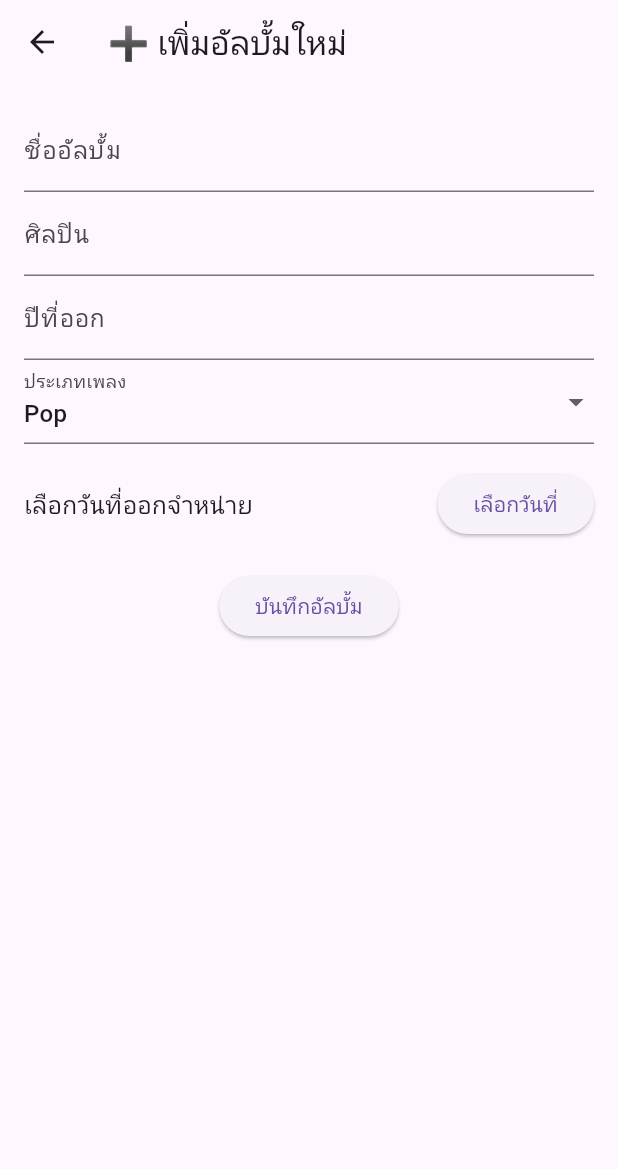
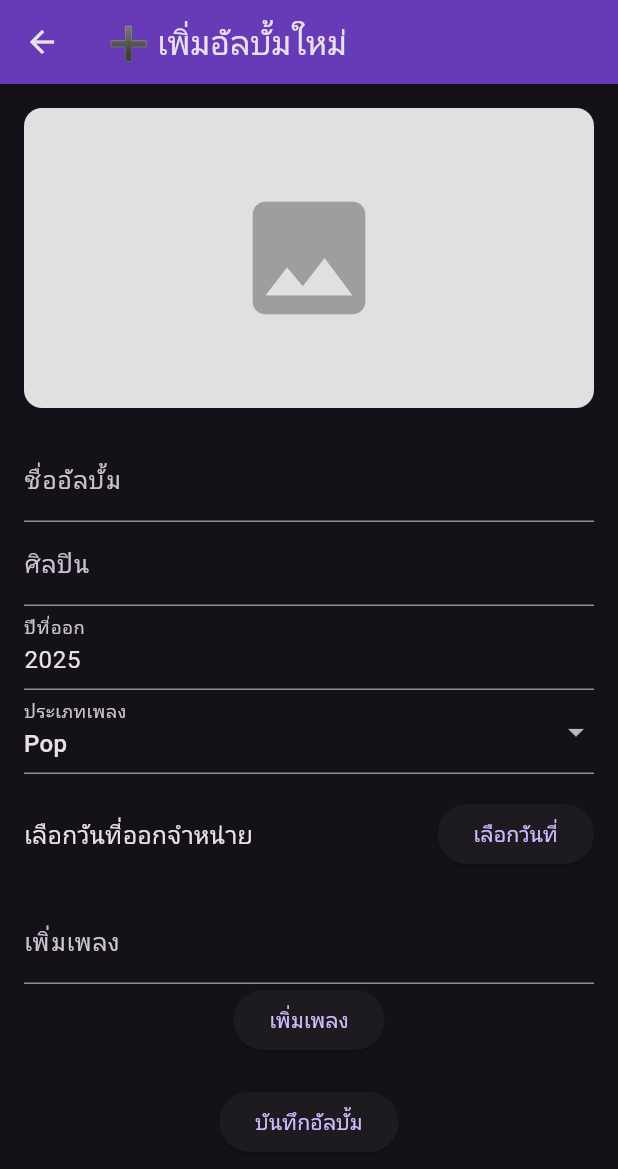
Before and after one commit to chawanpty/musicalbum_app, a Flutter app: the screen it shows after launch, after a tap on the "add" icon, on a phone screen of 412 x 824 dp. Shown: the top 1169 px of the screen. Run offline on Flutter 3.47's test engine with Material 3 defaults, Android fonts, the phone set to English and light mode, and no system bars; our stand-ins replace image_picker.

Commit message:
Music Album

```diff
--- a/lib/add_page.dart
+++ b/lib/add_page.dart
@@ -1,16 +1,25 @@
 import 'package:flutter/material.dart';
+import 'package:image_picker/image_picker.dart';
+import 'dart:io';
 import 'album.dart';
 
 class AddPage extends StatefulWidget {
+  const AddPage({super.key});
+
   @override
   _AddPageState createState() => _AddPageState();
 }
 
 class _AddPageState extends State<AddPage> {
   final _formKey = GlobalKey<FormState>();
+  final TextEditingController _songController = TextEditingController();
+  final List<String> _songs = [];
+  File? _selectedImage;
+  bool _isPickingImage = false; // 🔹 ตัวแปรป้องกันการเรียกซ้ำ
+
   String _name = '';
   String _artist = '';
-  int _year = DateTime.now().year;
+  final int _year = DateTime.now().year;
   String _genre = 'Pop';
   DateTime? _releaseDate;
 
@@ -30,53 +39,109 @@ class _AddPageState extends State<AddPage> {
     }
   }
 
+  void _addSong() {
+    if (_songController.text.isNotEmpty) {
+      setState(() {
+        _songs.add(_songController.text);
+        _songController.clear();
+      });
+    }
+  }
+
+  Future<void> _pickImage() async {
+    if (_isPickingImage) return; // 🔹 ป้องกันการเรียกซ้ำ
+    _isPickingImage = true;
+
+    final ImagePicker picker = ImagePicker();
+    final XFile? pickedFile = await picker.pickImage(
+      source: ImageSource.gallery,
+    );
+
+    if (pickedFile != null) {
+      setState(() {
+        _selectedImage = File(pickedFile.path);
+      });
+    }
+
+    _isPickingImage = false; // 🔹 รีเซ็ตสถานะหลังจากเลือกรูปเสร็จ
+  }
+
   @override
   Widget build(BuildContext context) {
     return Scaffold(
-      appBar: AppBar(title: Text('➕ เพิ่มอัลบั้มใหม่')),
+      appBar: AppBar(
+        title: const Text('➕ เพิ่มอัลบั้มใหม่'),
+        backgroundColor: Colors.deepPurple,
+      ),
       body: Padding(
-        padding: EdgeInsets.all(16.0),
+        padding: const EdgeInsets.all(16.0),
         child: Form(
           key: _formKey,
+          child: SingleChildScrollView(
             child: Column(
               children: [
+                GestureDetector(
+                  onTap: _pickImage,
+                  child:
+                      _selectedImage != null
+                          ? ClipRRect(
+                            borderRadius: BorderRadius.circular(12),
+                            child: Image.file(
+                              _selectedImage!,
+                              height: 200,
+                              width: double.infinity,
+                              fit: BoxFit.cover,
+                            ),
+                          )
+                          : Container(
+                            height: 200,
+                            width: double.infinity,
+                            decoration: BoxDecoration(
+                              color: Colors.grey[300],
+                              borderRadius: BorderRadius.circular(12),
+                            ),
+                            child: const Center(
+                              child: Icon(
+                                Icons.image,
+                                size: 100,
+                                color: Colors.grey,
+                              ),
+                            ),
+                          ),
+                ),
+                const SizedBox(height: 20),
                 TextFormField(
-                decoration: InputDecoration(labelText: 'ชื่ออัลบั้ม'),
+                  decoration: const InputDecoration(labelText: 'ชื่ออัลบั้ม'),
                   validator:
                       (value) => value!.isEmpty ? 'กรุณากรอกชื่ออัลบั้ม' : null,
                   onSaved: (value) => _name = value!,
                 ),
                 TextFormField(
-                decoration: InputDecoration(labelText: 'ศิลปิน'),
+                  decoration: const InputDecoration(labelText: 'ศิลปิน'),
                   validator:
                       (value) => value!.isEmpty ? 'กรุณากรอกชื่อศิลปิน' : null,
                   onSaved: (value) => _artist = value!,
                 ),
                 TextFormField(
-                decoration: InputDecoration(labelText: 'ปีที่ออก'),
+                  decoration: const InputDecoration(labelText: 'ปีที่ออก'),
                   keyboardType: TextInputType.number,
-                validator: (value) {
-                  if (value!.isEmpty) return 'กรุณากรอกปีที่ออก';
-                  int? year = int.tryParse(value);
-                  if (year == null ||
-                      year < 1900 ||
-                      year > DateTime.now().year) {
-                    return 'ปีที่ออกไม่ถูกต้อง';
-                  }
-                  return null;
-                },
-                onSaved: (value) => _year = int.parse(value!),
+                  initialValue: _year.toString(),
+                  readOnly: true,
                 ),
                 DropdownButtonFormField(
-                decoration: InputDecoration(labelText: 'ประเภทเพลง'),
+                  decoration: const InputDecoration(labelText: 'ประเภทเพลง'),
                   value: _genre,
                   items:
                       genres.map((genre) {
-                      return DropdownMenuItem(value: genre, child: Text(genre));
+                        return DropdownMenuItem(
+                          value: genre,
+                          child: Text(genre),
+                        );
                       }).toList(),
-                onChanged: (value) => setState(() => _genre = value.toString()),
+                  onChanged:
+                      (value) => setState(() => _genre = value.toString()),
                 ),
-              SizedBox(height: 16),
+                const SizedBox(height: 16),
                 Row(
                   mainAxisAlignment: MainAxisAlignment.spaceBetween,
                   children: [
@@ -84,17 +149,27 @@ class _AddPageState extends State<AddPage> {
                       _releaseDate == null
                           ? 'เลือกวันที่ออกจำหน่าย'
                           : 'วันที่ออก: ${_releaseDate!.day}/${_releaseDate!.month}/${_releaseDate!.year}',
-                    style: TextStyle(fontSize: 16),
+                      style: const TextStyle(fontSize: 16),
                     ),
                     ElevatedButton(
                       onPressed: () => _selectDate(context),
-                    child: Text('เลือกวันที่'),
+                      child: const Text('เลือกวันที่'),
                     ),
                   ],
                 ),
-              SizedBox(height: 20),
+                const SizedBox(height: 20),
+                TextFormField(
+                  controller: _songController,
+                  decoration: const InputDecoration(labelText: "เพิ่มเพลง"),
+                ),
                 ElevatedButton(
-                child: Text('บันทึกอัลบั้ม'),
+                  onPressed: _addSong,
+                  child: const Text("เพิ่มเพลง"),
+                ),
+                Column(children: _songs.map((song) => Text(song)).toList()),
+                const SizedBox(height: 20),
+                ElevatedButton(
+                  child: const Text('บันทึกอัลบั้ม'),
                   onPressed: () {
                     if (_formKey.currentState!.validate()) {
                       _formKey.currentState!.save();
@@ -106,6 +181,8 @@ class _AddPageState extends State<AddPage> {
                           _year,
                           _genre,
                           _releaseDate ?? DateTime.now(),
+                          _songs.isNotEmpty ? _songs : [],
+                          _selectedImage?.path ?? '',
                         ),
                       );
                     }
@@ -115,6 +192,7 @@ class _AddPageState extends State<AddPage> {
             ),
           ),
         ),
+      ),
     );
   }
 }
--- a/lib/album.dart
+++ b/lib/album.dart
@@ -1,9 +1,19 @@
 class Album {
-  String name;
-  String artist;
-  int year;
-  String genre;
-  DateTime releaseDate; // ✅ เพิ่มฟิลด์นี้
+  final String name;
+  final String artist;
+  final int year;
+  final String genre;
+  final DateTime releaseDate;
+  final List<String> songs;
+  final String coverUrl; // ✅ เพิ่มปกอัลบั้ม
 
-  Album(this.name, this.artist, this.year, this.genre, this.releaseDate);
+  Album(
+    this.name,
+    this.artist,
+    this.year,
+    this.genre,
+    this.releaseDate,
+    List<String>? songs,
+    this.coverUrl,
+  ) : songs = songs ?? [];
 }
--- a/lib/main.dart
+++ b/lib/main.dart
@@ -1,18 +1,22 @@
 import 'package:flutter/material.dart';
 import 'add_page.dart';
 import 'album.dart';
+import 'album_detail_screen.dart';
+import 'dart:io';
 
 void main() {
-  runApp(AlbumApp());
+  runApp(const AlbumApp());
 }
 
 class AlbumApp extends StatefulWidget {
+  const AlbumApp({Key? key}) : super(key: key);
+
   @override
   _AlbumAppState createState() => _AlbumAppState();
 }
 
 class _AlbumAppState extends State<AlbumApp> {
-  List<Album> albums = [];
+  final List<Album> albums = [];
 
   void addAlbum(Album album) {
     setState(() {
@@ -30,6 +34,7 @@ class _AlbumAppState extends State<AlbumApp> {
   Widget build(BuildContext context) {
     return MaterialApp(
       debugShowCheckedModeBanner: false,
+      theme: ThemeData.dark(),
       home: HomePage(
         albums: albums,
         addAlbum: addAlbum,
@@ -44,7 +49,8 @@ class HomePage extends StatelessWidget {
   final Function addAlbum;
   final Function deleteAlbum;
 
-  HomePage({
+  const HomePage({
+    super.key,
     required this.albums,
     required this.addAlbum,
     required this.deleteAlbum,
@@ -53,49 +59,109 @@ class HomePage extends StatelessWidget {
   @override
   Widget build(BuildContext context) {
     return Scaffold(
-      appBar: AppBar(title: Text('🎵 อัลบั้มเพลงของฉัน')),
-      body:
-          albums.isEmpty
-              ? Center(
-                child: Text(
-                  'ยังไม่มีอัลบั้มเพลง',
-                  style: TextStyle(fontSize: 18),
+      appBar: AppBar(
+        title: const Text('🎵 อัลบั้มเพลงของฉัน'),
+        backgroundColor: Colors.deepPurple,
+      ),
+      body: albums.isEmpty
+          ? const Center(
+              child: Text(
+                'ยังไม่มีอัลบั้มเพลง',
+                style: TextStyle(fontSize: 18),
+              ),
+            )
+          : Padding(
+              padding: const EdgeInsets.all(10),
+              child: GridView.builder(
+                gridDelegate: const SliverGridDelegateWithFixedCrossAxisCount(
+                  crossAxisCount: 2,
+                  childAspectRatio: 0.7,
+                  crossAxisSpacing: 10,
+                  mainAxisSpacing: 10,
                 ),
-              )
-              : ListView.builder(
                 itemCount: albums.length,
                 itemBuilder: (context, index) {
-                  return Dismissible(
-                    key: Key(albums[index].name),
-                    onDismissed: (direction) => deleteAlbum(index),
-                    background: Container(
-                      color: Colors.red,
-                      child: Icon(Icons.delete, color: Colors.white),
-                    ),
-                    child: ListTile(
-                      title: Text(
-                        albums[index].name,
-                        style: TextStyle(
-                          fontSize: 18,
-                          fontWeight: FontWeight.bold,
+                  return GestureDetector(
+                    onTap: () {
+                      Navigator.push(
+                        context,
+                        MaterialPageRoute(
+                          builder: (context) => AlbumDetailScreen(
+                            album: albums[index],
+                            deleteAlbum: () => deleteAlbum(index),
+                          ),
                         ),
+                      );
+                    },
+                    child: Card(
+                      color: Colors.deepPurpleAccent,
+                      shape: RoundedRectangleBorder(
+                        borderRadius: BorderRadius.circular(12),
                       ),
-                      subtitle: Text(
-                        'ศิลปิน: ${albums[index].artist} | ปี: ${albums[index].year}\n'
-                        'ประเภท: ${albums[index].genre} | วันที่ออก: ${albums[index].releaseDate.day}/${albums[index].releaseDate.month}/${albums[index].releaseDate.year}',
+                      child: Column(
+                        children: [
+                          Expanded(
+                            child: albums[index].coverUrl.isNotEmpty &&
+                                    File(albums[index].coverUrl).existsSync()
+                                ? ClipRRect(
+                                    borderRadius: const BorderRadius.only(
+                                      topLeft: Radius.circular(12),
+                                      topRight: Radius.circular(12),
+                                    ),
+                                    child: Image.file(
+                                      File(albums[index].coverUrl),
+                                      width: double.infinity,
+                                      fit: BoxFit.cover,
+                                    ),
+                                  )
+                                : const Icon(
+                                    Icons.album,
+                                    size: 80,
+                                    color: Colors.white,
+                                  ),
+                          ),
+                          Padding(
+                            padding: const EdgeInsets.all(8.0),
+                            child: Column(
+                              children: [
+                                Text(
+                                  albums[index].name,
+                                  style: const TextStyle(
+                                    fontSize: 16,
+                                    fontWeight: FontWeight.bold,
+                                    color: Colors.white,
+                                  ),
+                                  textAlign: TextAlign.center,
+                                ),
+                                Text(
+                                  albums[index].artist,
+                                  style: const TextStyle(
+                                    fontSize: 14,
+                                    color: Colors.white70,
+                                  ),
+                                  textAlign: TextAlign.center,
+                                ),
+                              ],
+                            ),
+                          ),
+                        ],
                       ),
                     ),
                   );
                 },
               ),
+            ),
       floatingActionButton: FloatingActionButton(
-        child: Icon(Icons.add),
+        child: const Icon(Icons.add),
+        backgroundColor: Colors.deepPurple,
         onPressed: () async {
           final newAlbum = await Navigator.push(
             context,
-            MaterialPageRoute(builder: (context) => AddPage()),
+            MaterialPageRoute(builder: (context) => const AddPage()),
           );
-          if (newAlbum != null) addAlbum(newAlbum);
+          if (newAlbum != null) {
+            addAlbum(newAlbum as Album);
+          }
         },
       ),
     );
--- a/pubspec.yaml
+++ b/pubspec.yaml
@@ -34,6 +34,11 @@ dependencies:
   # The following adds the Cupertino Icons font to your application.
   # Use with the CupertinoIcons class for iOS style icons.
   cupertino_icons: ^1.0.8
+  sembast: ^3.8.4
+  path_provider: ^2.1.5
+  provider: ^6.1.2
+  image_picker: ^1.1.2
+  audioplayers: ^6.2.0
 
 dev_dependencies:
   flutter_test:
```
Also changed, not shown: lib/album_detail_screen.dart (added, +112 -0 lines), pubspec.lock, 5 other files. Lines whose indentation alone changed are shown as unchanged.
